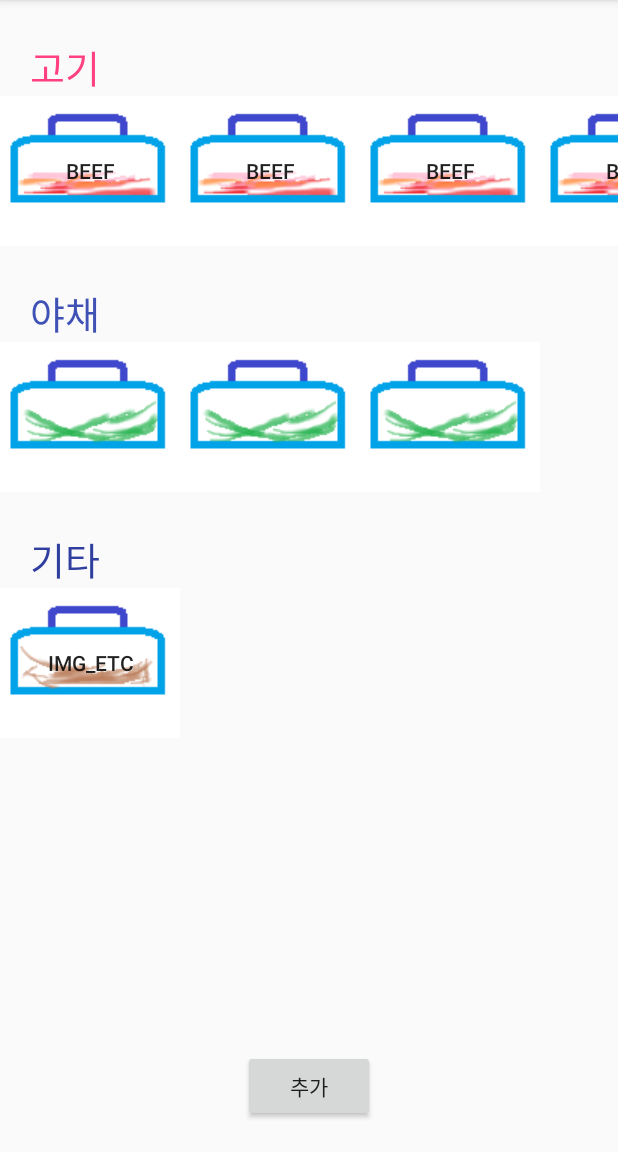
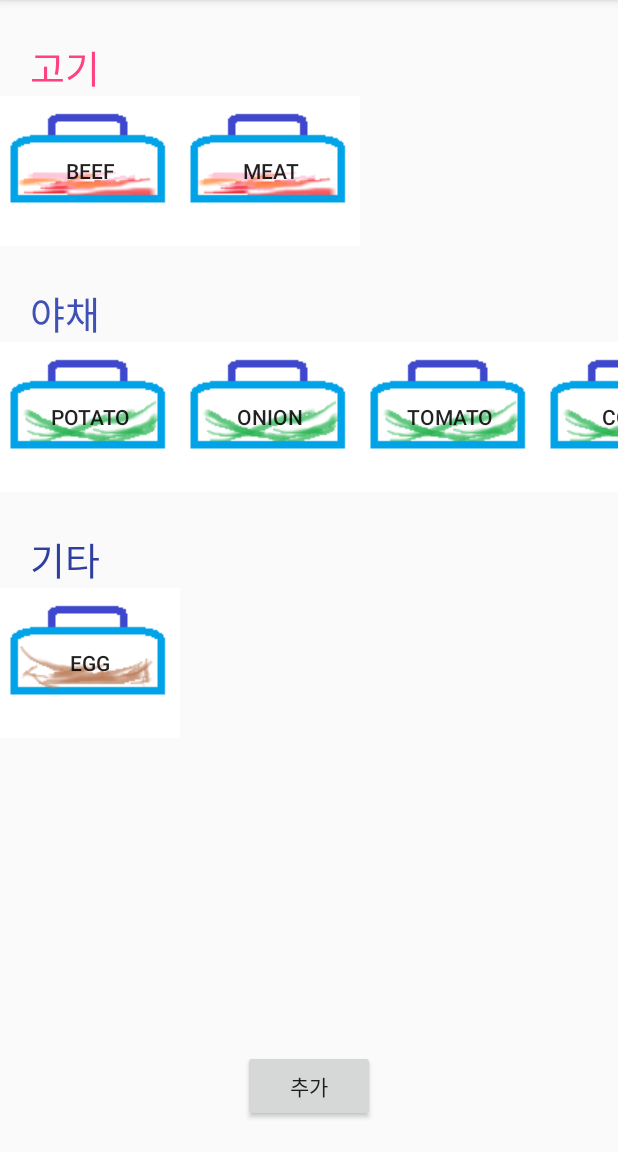
Before and after one commit to doodoo1213/Please_refrigerator, an Android app: the screen it shows after launch (MainActivity), on a phone screen of 412 x 824 dp, the part 84-1236 px from its top. Run offline under Robolectric (Android 15) with nearby library versions, the phone set to English and light mode, and no system bars; our stand-ins replace ButterKnife.

Commit message:
-버튼 내용입력 블록 -버튼 이벤트

```diff
--- a/app/src/main/java/com/example/kimjuyoung/please_refrigerator/activity/MainActivity.java
+++ b/app/src/main/java/com/example/kimjuyoung/please_refrigerator/activity/MainActivity.java
@@ -1,5 +1,9 @@
 package com.example.kimjuyoung.please_refrigerator.activity;
 
+import android.annotation.SuppressLint;
+import android.app.AlertDialog;
+import android.content.Context;
+import android.content.DialogInterface;
 import android.support.v7.app.AppCompatActivity;
 import android.os.Bundle;
 import android.view.View;
@@ -8,13 +12,28 @@ import android.widget.LinearLayout;
 
 import com.example.kimjuyoung.please_refrigerator.R;
 
+import java.util.ArrayList;
 import java.util.Vector;
 
 import butterknife.BindView;
 import butterknife.ButterKnife;
 import butterknife.OnClick;
 
-public class MainActivity extends AppCompatActivity {
+class Food_info{
+    String name;
+    String exp;
+
+    Food_info(String name_in,String exp_in){
+        name = name_in;
+        exp = exp_in;
+    }
+}
+
+public class MainActivity extends AppCompatActivity implements View.OnClickListener{
+
+    ArrayList<Food_info> meat_info = new ArrayList<Food_info>(0);
+    ArrayList<Food_info> vege_info = new ArrayList<Food_info>(0);
+    ArrayList<Food_info> etc_info = new ArrayList<Food_info>(0);
 
     @BindView(R.id.list_meat) LinearLayout meatList;
     @BindView(R.id.list_vegetable) LinearLayout vegetableList;
@@ -26,8 +45,22 @@ public class MainActivity extends AppCompatActivity {
         setContentView(R.layout.activity_main);
         ButterKnife.bind(this);                 // using ButterKnife
 
+        refresh_data();
         initList();
     }
+    private void refresh_data(){
+        meat_info.add(new Food_info("Beef", "2015.01.01"));
+        meat_info.add(new Food_info("Meat", "2015.01.02"));
+
+        vege_info.add(new Food_info("potato", "2018.01.02"));
+        vege_info.add(new Food_info("onion", "2018.01.02"));
+        vege_info.add(new Food_info("tomato", "2018.01.02"));
+        vege_info.add(new Food_info("corn", "2018.01.02"));
+
+        etc_info.add(new Food_info("egg", "2018.01.02"));
+    }
+
+
 
     /**
      * List 생성 메소드
@@ -35,33 +68,33 @@ public class MainActivity extends AppCompatActivity {
     private void initList() {
         //버튼 추가
         Vector<Button> btn_meats = new Vector<>(0);
-        int meat = 5; //음식종류가 '육류'인 튜플 수
-        for (int i = 0; i < meat; i++) {// 원하는 수만큼 버튼 생성
-            Button m = new Button(this);
-            btn_meats.addElement(m);
-            btn_meats.elementAt(i).setText("Beef");
+        for (int i = 0; i < meat_info.size(); i++) {// 원하는 수만큼 버튼 생성
+            btn_meats.addElement(new Button(this));
+            btn_meats.elementAt(i).setText((CharSequence) meat_info.get(i).name);
             btn_meats.elementAt(i).setBackgroundResource(R.drawable.img_meat);
             meatList.addView(btn_meats.elementAt(i));
+            btn_meats.elementAt(i).setId(100+i);
+            btn_meats.elementAt(i).setOnClickListener(this);
         }
 
         Vector<Button> btn_vegetables = new Vector<>(0);
-        int vegetable = 3;//음식종류가 '야채'인 튜플 수
-        for (int j = 0; j < vegetable; j++) {// 원하는 수만큼 버튼 생성
-            Button v = new Button(this);
-            btn_vegetables.addElement(v);
-            btn_vegetables.elementAt(j).setText("");
-            btn_vegetables.elementAt(j).setBackgroundResource(R.drawable.img_vegetable);
-            vegetableList.addView(btn_vegetables.elementAt(j));
+        for (int i = 0; i < vege_info.size(); i++) {// 원하는 수만큼 버튼 생성
+            btn_vegetables.addElement(new Button(this));
+            btn_vegetables.elementAt(i).setText((CharSequence) vege_info.get(i).name);
+            btn_vegetables.elementAt(i).setBackgroundResource(R.drawable.img_vegetable);
+            vegetableList.addView(btn_vegetables.elementAt(i));
+            btn_vegetables.elementAt(i).setId(200+i);
+            btn_vegetables.elementAt(i).setOnClickListener(this);
         }
 
         Vector<Button> btn_etcs = new Vector<>(0);
-        int etc = 1;//음식종류가 '기타'인 튜플 수
-        for (int k = 0; k < etc; k++) {// 원하는 수만큼 버튼 생성
-            Button e = new Button(this);
-            btn_etcs.addElement(e);
-            btn_etcs.elementAt(k).setText("img_etc");
-            btn_etcs.elementAt(k).setBackgroundResource(R.drawable.img_etc);
-            etcList.addView(btn_etcs.elementAt(k));
+        for (int i = 0; i < etc_info.size(); i++) {// 원하는 수만큼 버튼 생성
+            btn_etcs.addElement(new Button(this));
+            btn_etcs.elementAt(i).setText((CharSequence) etc_info.get(i).name);
+            btn_etcs.elementAt(i).setBackgroundResource(R.drawable.img_etc);
+            etcList.addView(btn_etcs.elementAt(i));
+            btn_etcs.elementAt(i).setId(300+i);
+            btn_etcs.elementAt(i).setOnClickListener(this);
         }
     }
 
@@ -71,4 +104,43 @@ public class MainActivity extends AppCompatActivity {
         // startActivity(input);
         finish();
     }
+
+    @SuppressLint("ResourceType")
+    public void onClick(View v){ //음식버튼의 동작
+
+        int index = v.getId() % 100;//몇번째 버튼?
+
+        switch(v.getId() / 100) { //category의 구분
+            case 1 : Show_info(meat_info.get(index)); break;
+            case 2 : Show_info(vege_info.get(index)); break;
+            case 3 : Show_info(etc_info.get(index)); break;
+            //Show_info(meat_info.get(index));
+             }
+    }
+
+    private void Show_info(Food_info  food){
+
+        final Context context;
+        context = this;
+        AlertDialog.Builder alertDialogBuilder = new AlertDialog.Builder(context);
+        // 제목셋팅
+        alertDialogBuilder.setTitle("정보확인");
+
+        alertDialogBuilder
+                .setMessage("이름 : " + food.name + "\n유통기한 : " + food.exp)
+                .setCancelable(false)
+                .setPositiveButton("확인",
+                        new DialogInterface.OnClickListener() {
+                            public void onClick(
+                                    DialogInterface dialog, int id) {
+                                // 다이얼로그를 취소한다
+                                dialog.cancel();
+                            }
+                        });
+        AlertDialog alertDialog = alertDialogBuilder.create();
+        alertDialog.show();
+    }
+
+
+
 }
```
